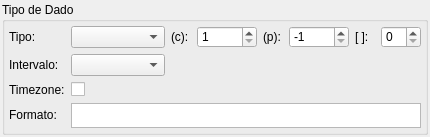
This is libpgmodeler_ui/ui/tipopgsqlwidget.ui in pgmodeler/pgmodeler as Qt 5 draws it before an edit. The edited form follows.
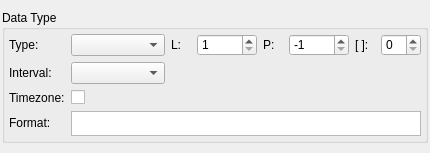
This is the edited form.

Diff of the .ui file:
```diff
--- a/libpgmodeler_ui/ui/tipopgsqlwidget.ui
+++ b/libpgmodeler_ui/ui/tipopgsqlwidget.ui
@@ -7,7 +7,7 @@
     <x>0</x>
     <y>0</y>
     <width>430</width>
-    <height>135</height>
+    <height>153</height>
    </rect>
   </property>
   <property name="sizePolicy">
@@ -53,7 +53,7 @@
       </size>
      </property>
      <property name="title">
-      <string>Tipo de Dado</string>
+      <string>Data Type</string>
      </property>
      <layout class="QGridLayout" name="gridLayout">
       <property name="margin">
@@ -86,7 +86,7 @@
          <string notr="true">font-weight: normal;</string>
         </property>
         <property name="text">
-         <string>Tipo:</string>
+         <string>Type:</string>
         </property>
        </widget>
       </item>
@@ -149,7 +149,7 @@
          <string notr="true">font-weight: normal;</string>
         </property>
         <property name="text">
-         <string>(c):</string>
+         <string>L:</string>
         </property>
        </widget>
       </item>
@@ -222,7 +222,7 @@
          <string notr="true">font-weight: normal;</string>
         </property>
         <property name="text">
-         <string>(p):</string>
+         <string>P:</string>
         </property>
        </widget>
       </item>
@@ -368,7 +368,7 @@
          <string notr="true">font-weight: normal;</string>
         </property>
         <property name="text">
-         <string>Intervalo:</string>
+         <string>Interval:</string>
         </property>
        </widget>
       </item>
@@ -418,7 +418,7 @@
          <string notr="true">font-weight: normal;</string>
         </property>
         <property name="text">
-         <string>Formato:</string>
+         <string>Format:</string>
         </property>
        </widget>
       </item>
```
Left out of the diff: 12 changed lines with no effect on the pictures.
